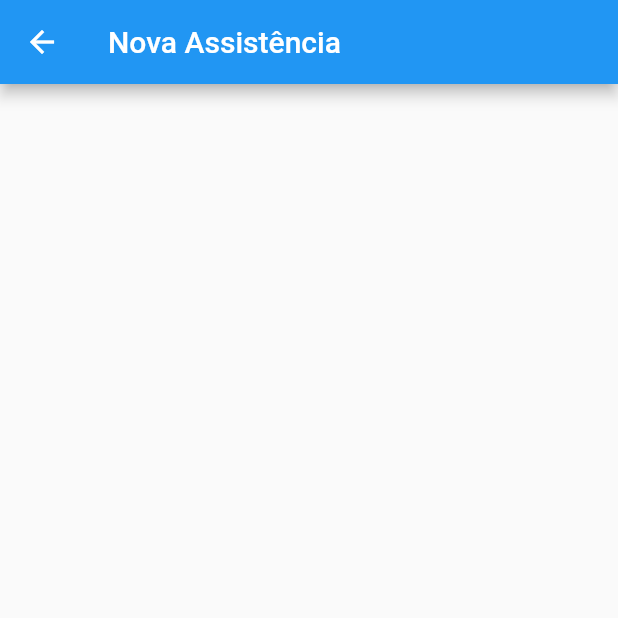
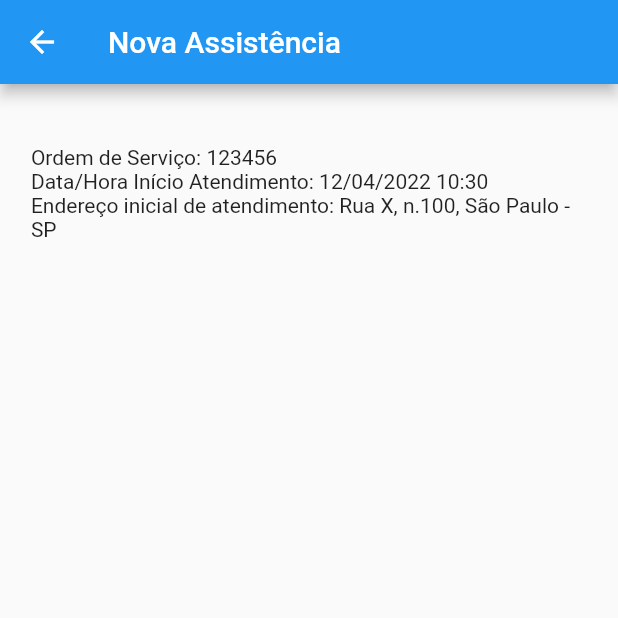
Before and after one commit to thiagofmaranhao/abc-tech-app, a Flutter app: the NewAssistancePage screen opened by its route, on a phone screen of 412 x 824 dp, the top half of it. Run offline on Flutter 3.47's test engine with Material 2 defaults, Android fonts, the phone set to English and light mode, and no system bars; our stand-ins replace get; accounts and stored records are empty.

Commit message:
New assistance adjusts

```diff
--- a/lib/initial/pages/initial_page.dart
+++ b/lib/initial/pages/initial_page.dart
@@ -10,7 +10,7 @@ class InitialPage extends GetView<InitialController> {
     Size size = MediaQuery.of(context).size;
     return Scaffold(
         appBar: AppBar(
-          title: Text("Olá, ${Get.arguments['name']}"),
+          title: Text("Olá, ${Get.arguments?['name'] ?? ''}"),
           automaticallyImplyLeading: false,
         ),
         body: Container(
--- a/lib/main.dart
+++ b/lib/main.dart
@@ -8,6 +8,7 @@ import 'package:abc_tech_app_class/login/pages/login_bind.dart';
 import 'package:abc_tech_app_class/login/pages/login_page.dart';
 import 'package:abc_tech_app_class/login/provider/login_provider.dart';
 import 'package:abc_tech_app_class/login/services/login_service.dart';
+import 'package:abc_tech_app_class/new_assistance/pages/new_assistance_bind.dart';
 import 'package:abc_tech_app_class/new_assistance/pages/new_assistance_page.dart';
 import 'package:flutter/material.dart';
 import 'package:get/get.dart';
@@ -48,7 +49,10 @@ class MyApp extends StatelessWidget {
             name: "/initial",
             page: () => const InitialPage(),
             binding: InitialBind()),
-        GetPage(name: "/newAssistance", page: () => const NewAssistancePage()),
+        GetPage(
+            name: "/newAssistance",
+            page: () => const NewAssistancePage(),
+            binding: NewAssistanceBind()),
         GetPage(
             name: "/home", page: () => const HomePage(), binding: HomeBind())
       ],
--- /dev/null
+++ b/lib/new_assistance/pages/new_assistance_bind.dart
@@ -0,0 +1,9 @@
+import 'package:abc_tech_app_class/new_assistance/controller/new_assistance_controller.dart';
+import 'package:get/get.dart';
+
+class NewAssistanceBind extends Bindings {
+  @override
+  void dependencies() {
+    Get.lazyPut<NewAssistanceController>(() => NewAssistanceController());
+  }
+}
--- a/lib/new_assistance/pages/new_assistance_page.dart
+++ b/lib/new_assistance/pages/new_assistance_page.dart
@@ -1,15 +1,32 @@
 import 'package:abc_tech_app_class/new_assistance/controller/new_assistance_controller.dart';
 import 'package:flutter/material.dart';
 import 'package:get/get_state_manager/get_state_manager.dart';
+import 'package:intl/intl.dart';
 
 class NewAssistancePage extends GetView<NewAssistanceController> {
   const NewAssistancePage({Key? key}) : super(key: key);
 
   @override
   Widget build(BuildContext context) {
+    final now = DateTime.now();
+    var format = DateFormat('dd/MM/yyyy hh:mm');
+    var initialDateTime = format.format(now);
+    Size size = MediaQuery.of(context).size;
     return Scaffold(
-        appBar: AppBar(
-      title: const Text('Nova Assistência'),
-    ));
+      appBar: AppBar(title: const Text('Nova Assistência')),
+      body: Container(
+          margin: EdgeInsets.only(
+              left: size.width * 0.05,
+              right: size.width * 0.05,
+              top: size.height * 0.05),
+          width: size.width * 0.9,
+          child:
+              Column(crossAxisAlignment: CrossAxisAlignment.start, children: [
+            const Text('Ordem de Serviço: 123456'),
+            Text('Data/Hora Início Atendimento: $initialDateTime'),
+            const Text(
+                'Endereço inicial de atendimento: Rua X, n.100, São Paulo - SP')
+          ])),
+    );
   }
 }
--- a/pubspec.yaml
+++ b/pubspec.yaml
@@ -30,6 +30,7 @@ dependencies:
   flutter:
     sdk: flutter
   get: ^4.6.1
+  intl: ^0.17.0
 
 
   # The following adds the Cupertino Icons font to your application.
```
